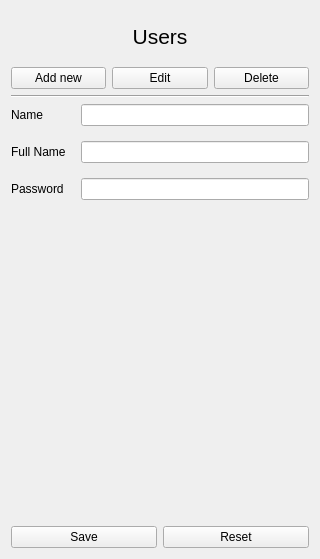
Before: the Qt Designer form MyQtness/ui/user_form.ui in MazeFX/pat, drawn with Qt 5.
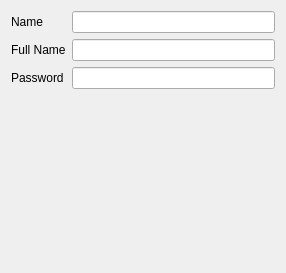
After: the same form once the commit is applied.

Patch:
```diff
--- a/MyQtness/ui/user_form.ui
+++ b/MyQtness/ui/user_form.ui
@@ -6,87 +6,14 @@
    <rect>
     <x>0</x>
     <y>0</y>
-    <width>320</width>
-    <height>559</height>
+    <width>286</width>
+    <height>273</height>
    </rect>
   </property>
-  <property name="maximumSize">
-   <size>
-    <width>350</width>
-    <height>16777215</height>
-   </size>
-  </property>
   <property name="windowTitle">
    <string>Form</string>
   </property>
-  <property name="styleSheet">
-   <string notr="true"/>
-  </property>
-  <layout class="QVBoxLayout" name="verticalLayout">
-   <item>
-    <widget class="QLabel" name="titleLabel">
-     <property name="maximumSize">
-      <size>
-       <width>16777215</width>
-       <height>50</height>
-      </size>
-     </property>
-     <property name="font">
-      <font>
-       <pointsize>16</pointsize>
-      </font>
-     </property>
-     <property name="text">
-      <string>Users</string>
-     </property>
-     <property name="alignment">
-      <set>Qt::AlignCenter</set>
-     </property>
-    </widget>
-   </item>
-   <item>
-    <layout class="QHBoxLayout" name="horizontalLayout_2">
-     <item>
-      <widget class="QPushButton" name="pushButtonAdd">
-       <property name="text">
-        <string>Add new</string>
-       </property>
-      </widget>
-     </item>
-     <item>
-      <widget class="QPushButton" name="pushButtonEdit">
-       <property name="text">
-        <string>Edit</string>
-       </property>
-      </widget>
-     </item>
-     <item>
-      <widget class="QPushButton" name="pushButtonDelete">
-       <property name="text">
-        <string>Delete</string>
-       </property>
-      </widget>
-     </item>
-    </layout>
-   </item>
-   <item>
-    <widget class="Line" name="line">
-     <property name="orientation">
-      <enum>Qt::Horizontal</enum>
-     </property>
-    </widget>
-   </item>
-   <item>
     <layout class="QFormLayout" name="formLayout">
-     <property name="horizontalSpacing">
-      <number>15</number>
-     </property>
-     <property name="verticalSpacing">
-      <number>15</number>
-     </property>
-     <property name="rightMargin">
-      <number>0</number>
-     </property>
      <item row="0" column="0">
       <widget class="QLabel" name="nameLabel">
        <property name="text">
@@ -126,45 +53,6 @@
      </item>
      <item row="2" column="1">
       <widget class="QLineEdit" name="passwordLineEdit"/>
-     </item>
-    </layout>
-   </item>
-   <item>
-    <spacer name="horizontalSpacer">
-     <property name="orientation">
-      <enum>Qt::Horizontal</enum>
-     </property>
-     <property name="sizeType">
-      <enum>QSizePolicy::MinimumExpanding</enum>
-     </property>
-     <property name="sizeHint" stdset="0">
-      <size>
-       <width>40</width>
-       <height>50</height>
-      </size>
-     </property>
-    </spacer>
-   </item>
-   <item>
-    <layout class="QHBoxLayout" name="horizontalLayout">
-     <property name="sizeConstraint">
-      <enum>QLayout::SetMaximumSize</enum>
-     </property>
-     <item>
-      <widget class="QPushButton" name="pushButtonSave">
-       <property name="text">
-        <string>Save</string>
-       </property>
-      </widget>
-     </item>
-     <item>
-      <widget class="QPushButton" name="pushButtonReset">
-       <property name="text">
-        <string>Reset</string>
-       </property>
-      </widget>
-     </item>
-    </layout>
    </item>
   </layout>
  </widget>
```
Left out of the diff: 4 changed lines with no effect on the pictures. Lines whose indentation alone changed are shown as unchanged.
